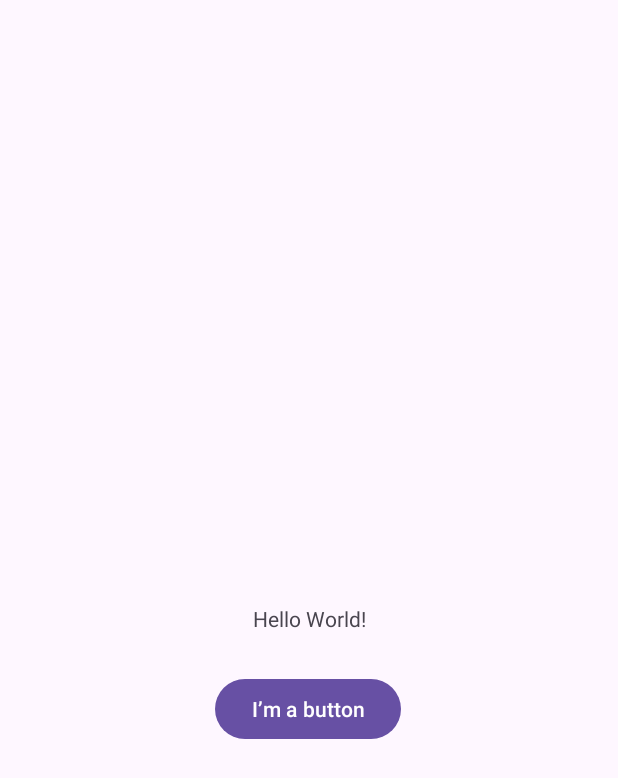
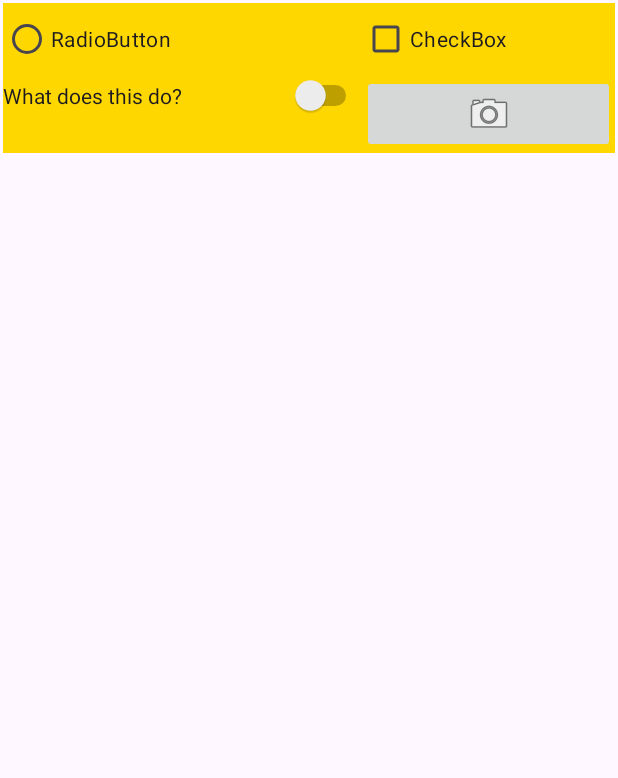
Before and after one commit to amateurandroid/AndroidAssignments, an Android app: the screen it shows after launch (MainActivity before the commit, ListItemsActivity after it), on a phone screen of 412 x 824 dp. Shown: the top 778 px of the screen. Run offline under Robolectric (Android 15) with nearby library versions, the phone set to English and light mode, and no system bars.

Commit message:
Added 3 activities for part 2

```diff
--- /dev/null
+++ b/app/src/main/java/com/example/androidassignments/ListItemsActivity.java
@@ -0,0 +1,24 @@
+package com.example.androidassignments;
+
+import android.os.Bundle;
+
+import androidx.activity.EdgeToEdge;
+import androidx.appcompat.app.AppCompatActivity;
+import androidx.core.graphics.Insets;
+import androidx.core.view.ViewCompat;
+import androidx.core.view.WindowInsetsCompat;
+
+public class ListItemsActivity extends AppCompatActivity {
+
+    @Override
+    protected void onCreate(Bundle savedInstanceState) {
+        super.onCreate(savedInstanceState);
+        EdgeToEdge.enable(this);
+        setContentView(R.layout.activity_list_items);
+        ViewCompat.setOnApplyWindowInsetsListener(findViewById(R.id.main), (v, insets) -> {
+            Insets systemBars = insets.getInsets(WindowInsetsCompat.Type.systemBars());
+            v.setPadding(systemBars.left, systemBars.top, systemBars.right, systemBars.bottom);
+            return insets;
+        });
+    }
+}
--- /dev/null
+++ b/app/src/main/res/layout/activity_list_items.xml
@@ -0,0 +1,47 @@
+<?xml version="1.0" encoding="utf-8"?>
+<GridLayout xmlns:android="http://schemas.android.com/apk/res/android"
+    xmlns:app="http://schemas.android.com/apk/res-auto"
+    xmlns:tools="http://schemas.android.com/tools"
+    android:id="@+id/main"
+    android:layout_width="match_parent"
+    android:layout_height="wrap_content"
+    android:columnCount="2"
+    android:rowCount="2"
+    android:layout_margin="2dp"
+    android:background="@color/gold"
+
+    tools:context=".ListItemsActivity">
+
+    <RadioButton
+        android:id="@+id/radioButton"
+        android:layout_width="wrap_content"
+        android:layout_height="wrap_content"
+        android:layout_columnWeight="1"
+        android:layout_gravity="fill"
+        android:text="RadioButton" />
+
+    <CheckBox
+        android:id="@+id/checkBox2"
+        android:layout_width="wrap_content"
+        android:layout_height="wrap_content"
+        android:layout_columnWeight="1"
+        android:layout_gravity="fill"
+        android:text="CheckBox" />
+
+    <Switch
+        android:id="@+id/switch1"
+        android:layout_width="wrap_content"
+        android:layout_height="wrap_content"
+        android:layout_columnWeight="1"
+        android:gravity="fill"
+        android:text="@string/switchName"/>
+
+    <ImageButton
+        android:id="@+id/imageButton"
+        android:layout_width="wrap_content"
+        android:layout_height="wrap_content"
+        android:layout_columnWeight="1"
+        android:layout_gravity="fill"
+        app:srcCompat="@android:drawable/ic_menu_camera" />
+
+</GridLayout>
--- a/app/src/main/res/values/colors.xml
+++ b/app/src/main/res/values/colors.xml
@@ -2,4 +2,5 @@
 <resources>
     <color name="black">#FF000000</color>
     <color name="white">#FFFFFFFF</color>
+    <color name="gold">#FFD700</color>
 </resources>
--- a/app/src/main/res/values/strings.xml
+++ b/app/src/main/res/values/strings.xml
@@ -2,4 +2,8 @@
     <string name="app_name">AndroidAssignments</string>
     <string name="hello_message">Hello World!</string>
     <string name="ButtonText">I\’m a button</string>
+    <string name="login_text">Login</string>
+    <string name="password_text">password</string>
+    <string name="loginHint">login name</string>
+    <string name="switchName">What does this do?</string>
 </resources>
```
Also changed, not shown: app/src/main/AndroidManifest.xml (+14 -4 lines), app/src/main/java/com/example/androidassignments/LoginActivity.java (added, +24 -0 lines), app/src/main/res/layout/activity_login.xml (added, +37 -0 lines), 1 other file.
